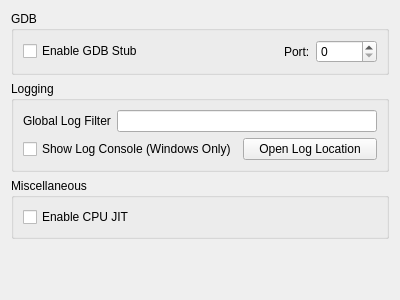
This is src/citra_qt/configuration/configure_debug.ui in rtiangha/Lemonade as Qt 5 draws it before an edit. The edited form follows.
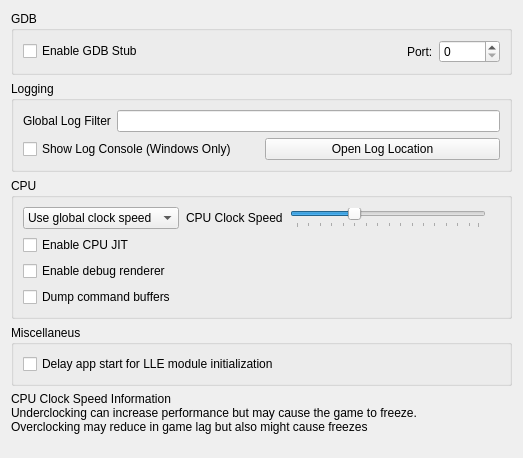
This is the edited form.

Diff of the .ui file:
```diff
--- a/src/citra_qt/configuration/configure_debug.ui
+++ b/src/citra_qt/configuration/configure_debug.ui
@@ -6,8 +6,8 @@
    <rect>
     <x>0</x>
     <y>0</y>
-    <width>400</width>
-    <height>300</height>
+    <width>523</width>
+    <height>458</height>
    </rect>
   </property>
   <property name="windowTitle">
@@ -109,19 +109,142 @@
    <item>
     <widget class="QGroupBox" name="groupBox_3">
      <property name="title">
-      <string>Miscellaneous</string>
+      <string>CPU</string>
      </property>
-     <layout class="QVBoxLayout" name="verticalLayout_4">
-      <item>
+     <layout class="QGridLayout" name="gridLayout_2">
+      <item row="1" column="0">
+       <widget class="QWidget" name="clock_speed_widget" native="true">
+        <layout class="QHBoxLayout" name="clock_speed_layout">
+         <property name="spacing">
+          <number>7</number>
+         </property>
+         <property name="leftMargin">
+          <number>0</number>
+         </property>
+         <property name="topMargin">
+          <number>0</number>
+         </property>
+         <property name="rightMargin">
+          <number>0</number>
+         </property>
+         <property name="bottomMargin">
+          <number>0</number>
+         </property>
+         <item>
+          <widget class="QComboBox" name="clock_speed_combo">
+           <item>
+            <property name="text">
+             <string>Use global clock speed</string>
+            </property>
+           </item>
+           <item>
+            <property name="text">
+             <string>Set clock speed:</string>
+            </property>
+           </item>
+          </widget>
+         </item>
+         <item>
+          <widget class="QLabel" name="clock_speed_label">
+           <property name="text">
+            <string>CPU Clock Speed</string>
+           </property>
+          </widget>
+         </item>
+         <item>
+          <widget class="QSlider" name="slider_clock_speed">
+           <property name="toolTip">
+            <string>&lt;html&gt;&lt;body&gt;Changes the emulated CPU clock frequency.&lt;br&gt;Underclocking can increase performance but may cause the game to freeze.&lt;br&gt;Overclocking may reduce in game lag but also might cause freezes&lt;/body&gt;&lt;/html&gt;</string>
+           </property>
+           <property name="minimum">
+            <number>0</number>
+           </property>
+           <property name="maximum">
+            <number>79</number>
+           </property>
+           <property name="singleStep">
+            <number>5</number>
+           </property>
+           <property name="pageStep">
+            <number>15</number>
+           </property>
+           <property name="value">
+            <number>25</number>
+           </property>
+           <property name="orientation">
+            <enum>Qt::Horizontal</enum>
+           </property>
+           <property name="tickPosition">
+            <enum>QSlider::TicksBelow</enum>
+           </property>
+          </widget>
+         </item>
+         <item>
+          <widget class="QLabel" name="clock_display_label">
+           <property name="text">
+            <string/>
+           </property>
+           <property name="alignment">
+            <set>Qt::AlignRight|Qt::AlignTrailing|Qt::AlignVCenter</set>
+           </property>
+          </widget>
+         </item>
+        </layout>
+       </widget>
+      </item>
+      <item row="2" column="0">
        <widget class="QCheckBox" name="toggle_cpu_jit">
         <property name="text">
          <string>Enable CPU JIT</string>
         </property>
        </widget>
       </item>
+      <item row="3" column="0">
+       <widget class="QCheckBox" name="toggle_renderer_debug">
+        <property name="text">
+         <string>Enable debug renderer</string>
+        </property>
+       </widget>
+      </item>
+      <item row="4" column="0">
+       <widget class="QCheckBox" name="toggle_dump_command_buffers">
+        <property name="text">
+         <string>Dump command buffers</string>
+        </property>
+       </widget>
+      </item>
      </layout>
     </widget>
    </item>
+    <item>
+      <widget class="QGroupBox" name="groupBox_5">
+        <property name="title">
+          <string>Miscellaneus</string>
+        </property>
+        <layout class="QGridLayout" name="gridLayout_2">
+          <item row="1" column="0">
+            <widget class="QCheckBox" name="delay_start_for_lle_modules">
+              <property name="toolTip">
+                <string>&lt;html&gt;&lt;head/&gt;&lt;body&gt;&lt;p&gt;Introduces a delay to the first ever launched app thread if LLE modules are enabled, to allow them to initialize.&lt;/p&gt;&lt;/body&gt;&lt;/html&gt;</string>
+              </property>
+              <property name="text">
+                <string>Delay app start for LLE module initialization</string>
+              </property>
+            </widget>
+          </item>
+        </layout>
+      </widget>
+    </item>
+   <item>
+    <widget class="QLabel" name="label_cpu_clock_info">
+     <property name="text">
+      <string>&lt;html&gt;&lt;head/&gt;&lt;body&gt;&lt;p&gt;CPU Clock Speed Information&lt;br/&gt;Underclocking can increase performance but may cause the game to freeze.&lt;br/&gt;Overclocking may reduce in game lag but also might cause freezes&lt;/p&gt;&lt;/body&gt;&lt;/html&gt;</string>
+     </property>
+     <property name="textFormat">
+      <enum>Qt::RichText</enum>
+     </property>
+    </widget>
+   </item>
    <item>
     <spacer name="verticalSpacer">
      <property name="orientation">
```
Left out of the diff: 12 changed lines with no effect on the pictures.
